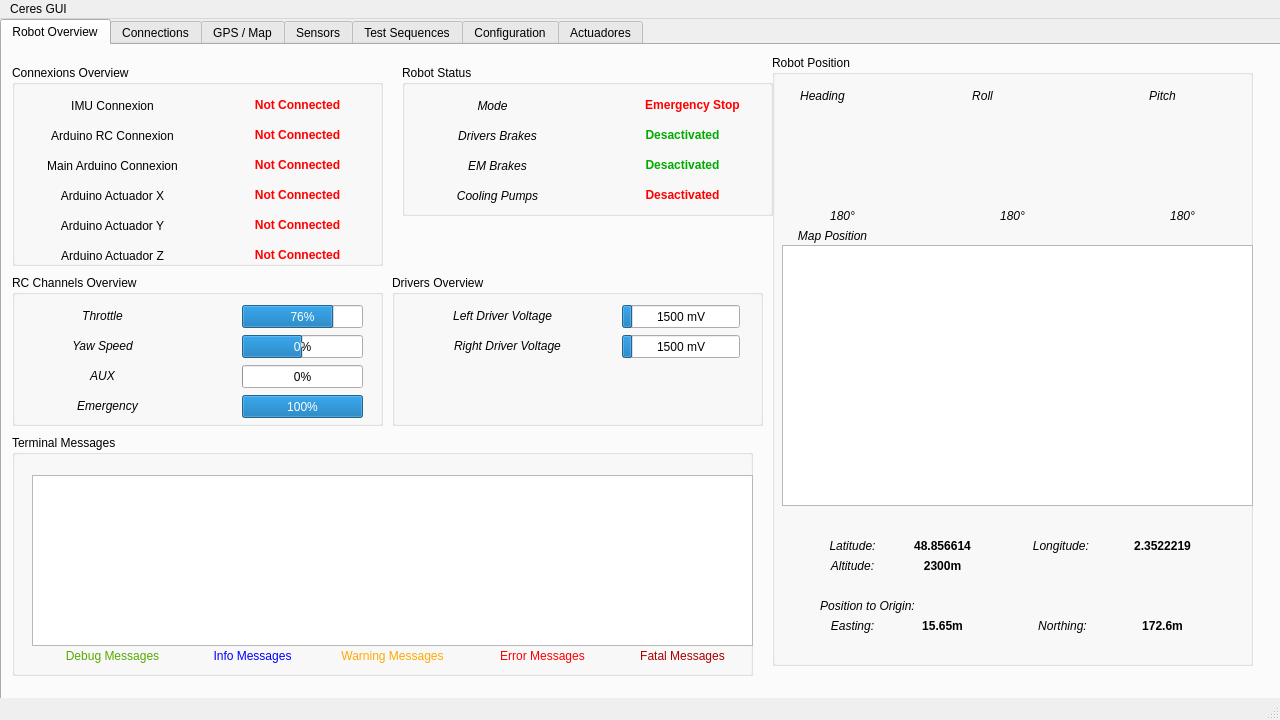
The window that ceres/gui/mainwindow.ui (RobiDeantonio/CERES-gui_and_advanced_Navigation) describes before a commit, drawn with Qt 5.
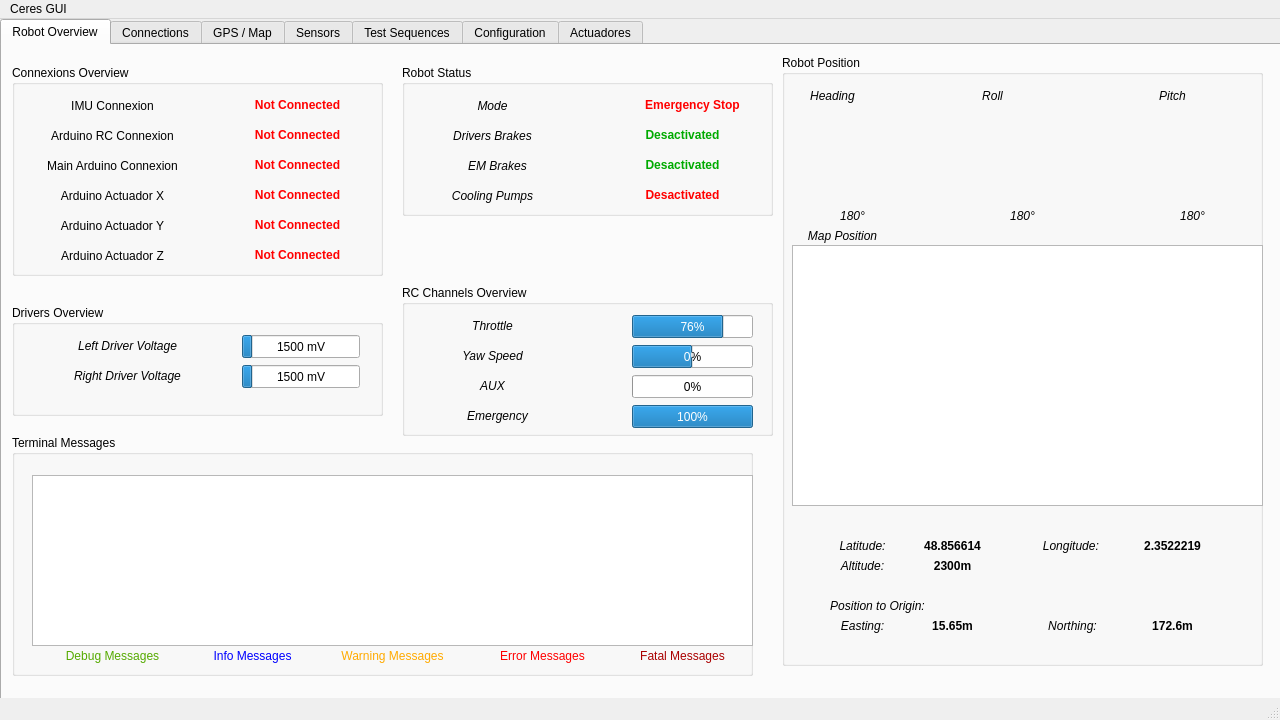
The same window after the commit. The open tabs and pages were chosen to show the change. Icons and pictures are not drawn. Custom widgets are drawn as their Qt base class.

Commit message: Include actuators programming in GUI

Patch:
```diff
--- a/ceres/gui/mainwindow.ui
+++ b/ceres/gui/mainwindow.ui
@@ -92,8 +92,8 @@
      <widget class="QGroupBox" name="groupBox">
       <property name="geometry">
        <rect>
-        <x>10</x>
-        <y>230</y>
+        <x>400</x>
+        <y>240</y>
         <width>371</width>
         <height>151</height>
        </rect>
@@ -274,7 +274,7 @@
         <x>10</x>
         <y>20</y>
         <width>371</width>
-        <height>201</height>
+        <height>211</height>
        </rect>
       </property>
       <property name="title">
@@ -591,9 +591,9 @@
       <widget class="QLabel" name="label_13">
        <property name="geometry">
         <rect>
-         <x>40</x>
+         <x>30</x>
          <y>60</y>
-         <width>111</width>
+         <width>121</width>
          <height>21</height>
         </rect>
        </property>
@@ -639,9 +639,9 @@
       <widget class="QLabel" name="label_23">
        <property name="geometry">
         <rect>
-         <x>40</x>
+         <x>30</x>
          <y>120</y>
-         <width>111</width>
+         <width>121</width>
          <height>21</height>
         </rect>
        </property>
@@ -739,7 +739,7 @@
      <widget class="QGroupBox" name="groupBox_4">
       <property name="geometry">
        <rect>
-        <x>770</x>
+        <x>780</x>
         <y>10</y>
         <width>481</width>
         <height>611</height>
@@ -1389,10 +1389,10 @@
      <widget class="QGroupBox" name="groupBox_9">
       <property name="geometry">
        <rect>
-        <x>390</x>
-        <y>230</y>
+        <x>10</x>
+        <y>260</y>
         <width>371</width>
-        <height>151</height>
+        <height>111</height>
        </rect>
       </property>
       <property name="title">
@@ -1401,9 +1401,9 @@
       <widget class="QLabel" name="label_44">
        <property name="geometry">
         <rect>
-         <x>40</x>
+         <x>30</x>
          <y>60</y>
-         <width>151</width>
+         <width>171</width>
          <height>21</height>
         </rect>
        </property>
@@ -1425,9 +1425,9 @@
       <widget class="QLabel" name="label_48">
        <property name="geometry">
         <rect>
-         <x>40</x>
+         <x>30</x>
          <y>30</y>
-         <width>141</width>
+         <width>171</width>
          <height>21</height>
         </rect>
        </property>
```
Left out of the diff: 2 changed lines with no effect on the pictures. The commit also changes 2 other files.
